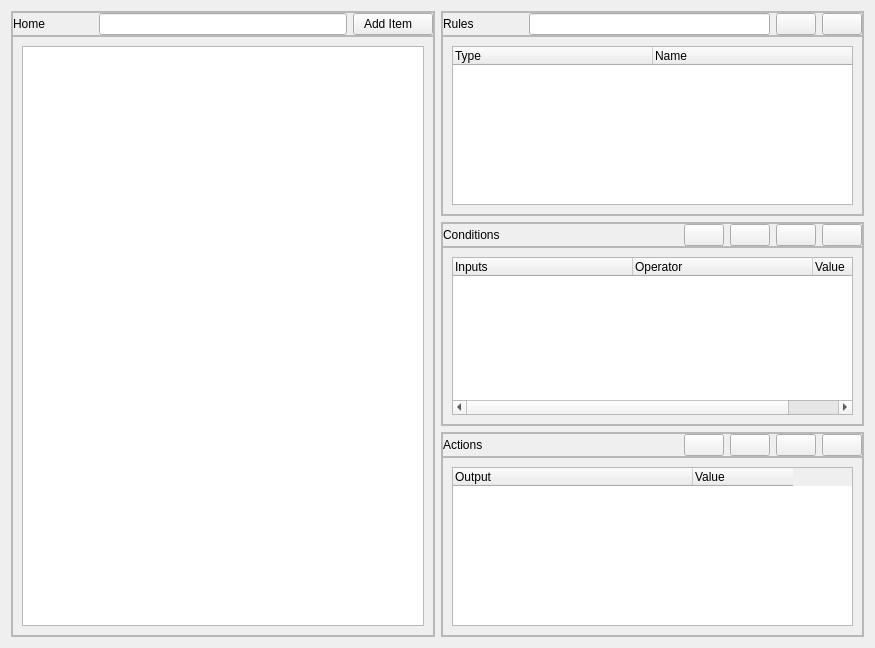
This is data/FormRules.ui in calaos/calaos_installer as Qt 5 draws it before an edit. The edited form follows.
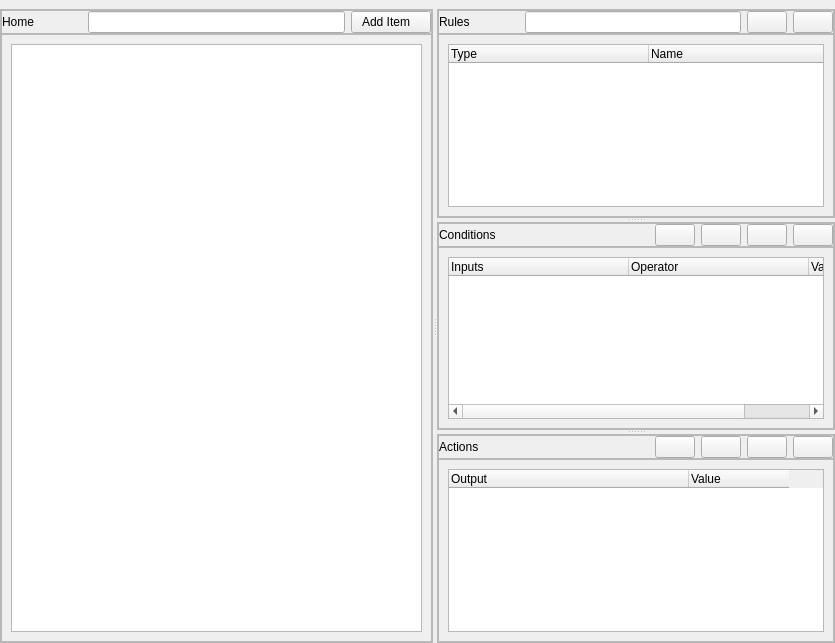
This is the edited form. Icons and pictures are not drawn. Custom widgets are drawn as their Qt base class.

Commit message: Use QSplitter to resize Home/Rules/Conditions/Actions

What changed in the file:
```diff
--- a/data/FormRules.ui
+++ b/data/FormRules.ui
@@ -6,8 +6,8 @@
    <rect>
     <x>0</x>
     <y>0</y>
-    <width>875</width>
-    <height>648</height>
+    <width>835</width>
+    <height>643</height>
    </rect>
   </property>
   <property name="sizePolicy">
@@ -82,8 +82,27 @@
 	background: qradialgradient(cx: 0.4, cy: -0.1, fx: 0.4, fy: -0.1, radius: 1.35, stop: 0 #fff, stop: 1 #ddd);
 }</string>
   </property>
-  <layout class="QHBoxLayout" name="horizontalLayout">
+  <layout class="QVBoxLayout" name="verticalLayout_2">
+   <property name="leftMargin">
+    <number>0</number>
+   </property>
+   <property name="topMargin">
+    <number>9</number>
+   </property>
+   <property name="rightMargin">
+    <number>0</number>
+   </property>
+   <property name="bottomMargin">
+    <number>0</number>
+   </property>
    <item>
+    <widget class="QSplitter" name="splitter_2">
+     <property name="orientation">
+      <enum>Qt::Horizontal</enum>
+     </property>
+     <property name="childrenCollapsible">
+      <bool>false</bool>
+     </property>
     <widget class="QFrame" name="frameIO">
      <property name="sizePolicy">
       <sizepolicy hsizetype="Expanding" vsizetype="Preferred">
@@ -236,6 +255,12 @@
            <layout class="QVBoxLayout" name="verticalLayout_5">
             <item>
              <widget class="HomeTreeWidget" name="tree_home">
+               <property name="minimumSize">
+                <size>
+                 <width>280</width>
+                 <height>0</height>
+                </size>
+               </property>
               <property name="contextMenuPolicy">
                <enum>Qt::CustomContextMenu</enum>
               </property>
@@ -278,8 +303,6 @@
       </item>
      </layout>
     </widget>
-   </item>
-   <item>
     <widget class="QFrame" name="frameRules">
      <property name="sizePolicy">
       <sizepolicy hsizetype="Expanding" vsizetype="Preferred">
@@ -293,7 +316,7 @@
      <property name="frameShadow">
       <enum>QFrame::Plain</enum>
      </property>
-     <layout class="QVBoxLayout" name="verticalLayout_2">
+      <layout class="QHBoxLayout" name="horizontalLayout">
       <property name="leftMargin">
        <number>0</number>
       </property>
@@ -307,6 +330,13 @@
        <number>0</number>
       </property>
       <item>
+        <widget class="QSplitter" name="splitter">
+         <property name="orientation">
+          <enum>Qt::Vertical</enum>
+         </property>
+         <property name="childrenCollapsible">
+          <bool>false</bool>
+         </property>
        <widget class="QFrame" name="frame_7">
         <property name="frameShape">
          <enum>QFrame::StyledPanel</enum>
@@ -496,8 +526,6 @@
          </item>
         </layout>
        </widget>
-      </item>
-      <item>
        <widget class="QFrame" name="frame_10">
         <property name="frameShape">
          <enum>QFrame::StyledPanel</enum>
@@ -716,8 +744,6 @@
          </item>
         </layout>
        </widget>
-      </item>
-      <item>
        <widget class="QFrame" name="frame_13">
         <property name="frameShape">
          <enum>QFrame::StyledPanel</enum>
@@ -931,8 +957,10 @@
          </item>
         </layout>
        </widget>
-      </item>
-     </layout>
+        </widget>
+       </item>
+      </layout>
+     </widget>
     </widget>
    </item>
   </layout>
```
Lines whose indentation alone changed are shown as unchanged. The commit also changes 1 other file.
